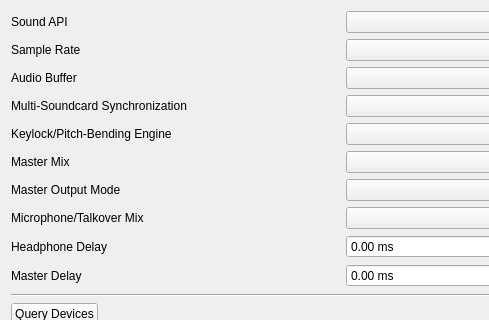
This is src/preferences/dlgprefsounddlg.ui in gdkar/mixxx as Qt 5 draws it before an edit; both pictures show x 0 to 489 and y 0 to 320 of the 686 by 584 pixel window. The edited form follows.
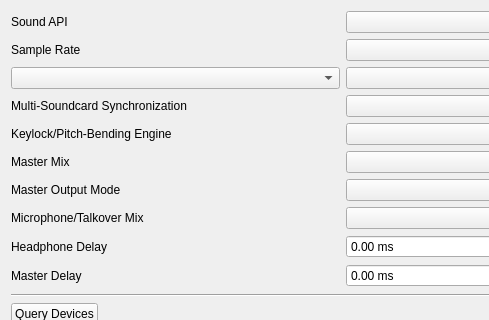
This is the edited form.

```diff
--- a/src/preferences/dlgprefsounddlg.ui
+++ b/src/preferences/dlgprefsounddlg.ui
@@ -27,14 +27,7 @@
       </widget>
      </item>
      <item row="2" column="0">
-      <widget class="QLabel" name="audioBufferLabel">
-       <property name="text">
-        <string>Audio Buffer</string>
-       </property>
-       <property name="buddy">
-        <cstring>audioBufferComboBox</cstring>
-       </property>
-      </widget>
+       <widget class="QComboBox" name="audioFragmentsComboBox"/>
      </item>
      <item row="9" column="1">
       <widget class="QDoubleSpinBox" name="masterDelaySpinBox">
```
